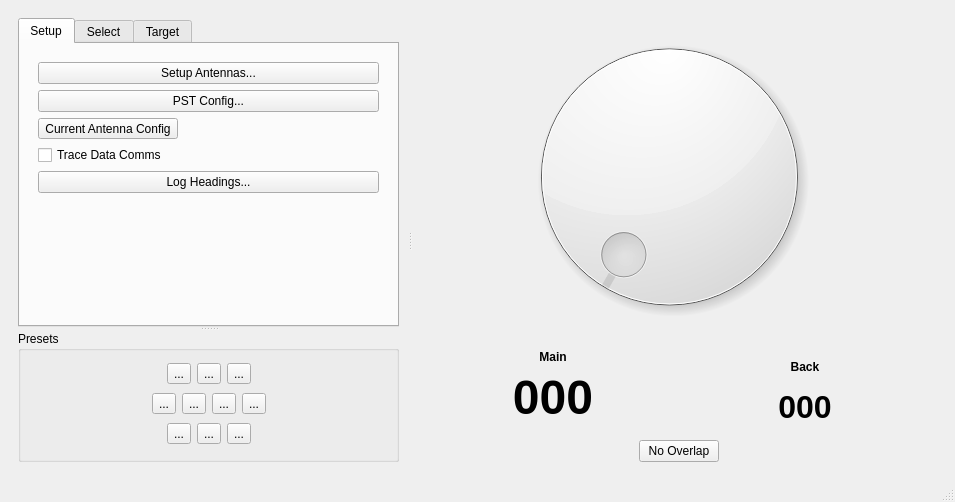
The window that mqt/MqtRotator/rotatormainwindow.ui (Rsclub22/Minos2-Mirror) describes before a commit, drawn with Qt 5.
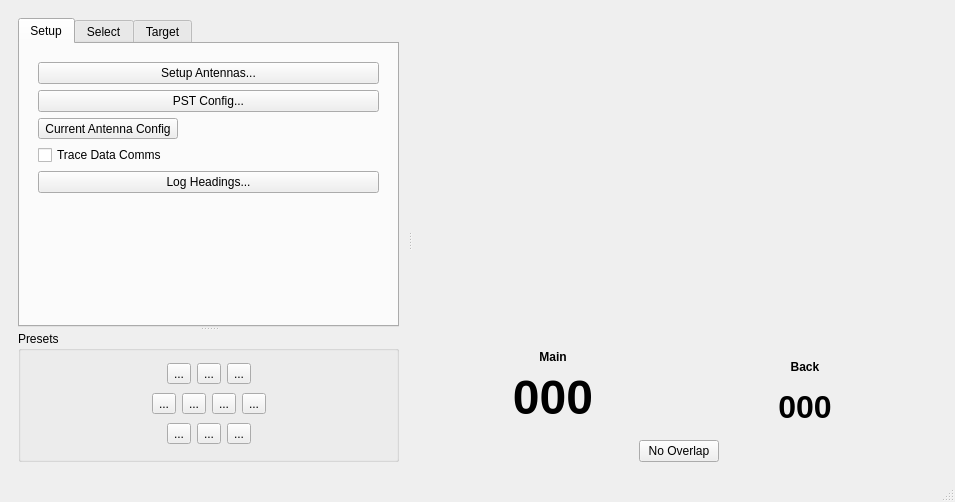
The same window after the commit. Custom widgets are drawn as their Qt base class.

Commit message: Remove QDial reference; show tooltips for compass rose; press in middle of compass for stop

Patch:
```diff
--- a/mqt/MqtRotator/rotatormainwindow.ui
+++ b/mqt/MqtRotator/rotatormainwindow.ui
@@ -771,7 +771,7 @@
  <customwidgets>
   <customwidget>
    <class>MinosCompass</class>
-   <extends>QDial</extends>
+   <extends>QWidget</extends>
    <header>minoscompass.h</header>
   </customwidget>
   <customwidget>
```
The commit also changes 3 other files.
